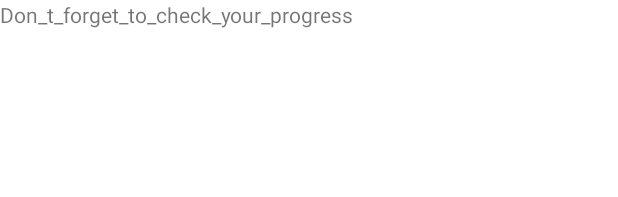
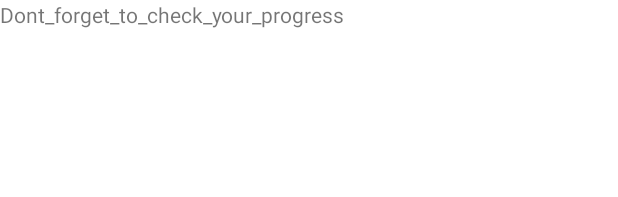
Before and after one commit to michalismichailidis1999/ergasia-efargogwn, an Android app: the layout activity_progress.xml on its own in the app's theme, with its tools: preview values and no code run, on a phone screen of 412 x 824 dp. Shown: the top 197 px of the screen. Run offline under Robolectric (Android 15) with nearby library versions, the phone set to English and light mode, and no system bars.

Commit message:
Ξεκίνησα το ProgressActivity

```diff
--- a/app/src/main/java/michailidismichalis/com/ergasiasxolis/progress/ProgressActivity.java
+++ b/app/src/main/java/michailidismichalis/com/ergasiasxolis/progress/ProgressActivity.java
@@ -5,7 +5,7 @@ import androidx.appcompat.app.AppCompatActivity;
 import androidx.recyclerview.widget.RecyclerView;
 
 import android.os.Bundle;
-import android.view.View;
+
 
 import com.google.firebase.auth.FirebaseAuth;
 import com.google.firebase.database.DataSnapshot;
@@ -37,7 +37,7 @@ public class ProgressActivity extends AppCompatActivity {
 
         Mealist= new ArrayList<>();
         fetchMeals();
-        System.out.println("hi");
+        System.out.println("hiii");
         System.out.print(Mealist.size());
 
         //MealHistory.setVisibility(View.GONE);
--- a/app/src/main/res/layout/activity_progress.xml
+++ b/app/src/main/res/layout/activity_progress.xml
@@ -10,7 +10,7 @@
         android:id="@+id/TitleMessage"
         android:layout_width="wrap_content"
         android:layout_height="wrap_content"
-        android:text="Don_t_forget_to_check_your_progress"
+        android:text="Dont_forget_to_check_your_progress"
         tools:ignore="MissingConstraints"
         tools:layout_editor_absoluteX="89dp"
         tools:layout_editor_absoluteY="42dp" />
```
